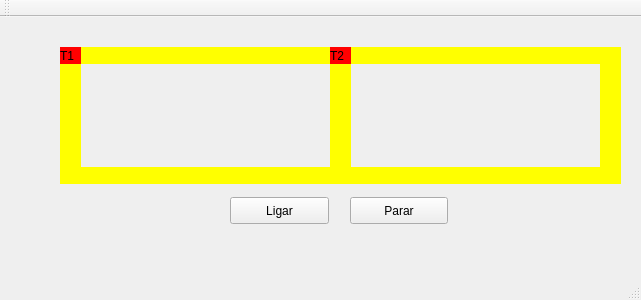
Qt form mainwindow.ui (rodrigogomesrc/projeto-trem-so) before a commit.
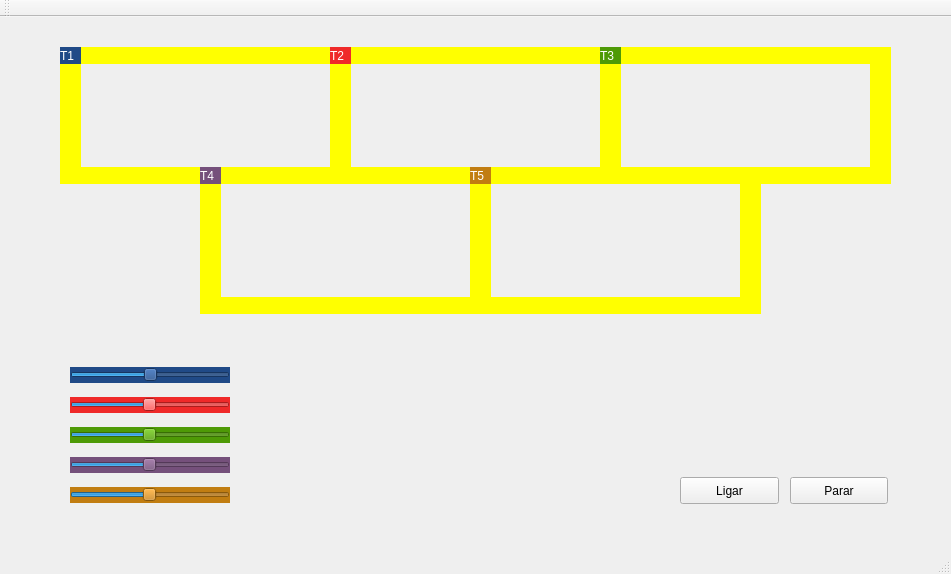
The same form after that commit.

Commit message: add todos trems e sistema de velocidade

The edit to the form file:
```diff
--- a/mainwindow.ui
+++ b/mainwindow.ui
@@ -6,12 +6,12 @@
    <rect>
     <x>0</x>
     <y>0</y>
-    <width>641</width>
-    <height>300</height>
+    <width>951</width>
+    <height>574</height>
    </rect>
   </property>
   <property name="windowTitle">
-   <string>MainWindow</string>
+   <string>Trilhos</string>
   </property>
   <widget class="QWidget" name="centralWidget">
    <widget class="QLabel" name="label_trem1">
@@ -23,8 +23,207 @@
       <height>17</height>
      </rect>
     </property>
+    <property name="palette">
+     <palette>
+      <active>
+       <colorrole role="WindowText">
+        <brush brushstyle="SolidPattern">
+         <color alpha="255">
+          <red>255</red>
+          <green>255</green>
+          <blue>255</blue>
+         </color>
+        </brush>
+       </colorrole>
+       <colorrole role="Button">
+        <brush brushstyle="SolidPattern">
+         <color alpha="255">
+          <red>32</red>
+          <green>74</green>
+          <blue>135</blue>
+         </color>
+        </brush>
+       </colorrole>
+       <colorrole role="Text">
+        <brush brushstyle="SolidPattern">
+         <color alpha="255">
+          <red>255</red>
+          <green>255</green>
+          <blue>255</blue>
+         </color>
+        </brush>
+       </colorrole>
+       <colorrole role="ButtonText">
+        <brush brushstyle="SolidPattern">
+         <color alpha="255">
+          <red>255</red>
+          <green>255</green>
+          <blue>255</blue>
+         </color>
+        </brush>
+       </colorrole>
+       <colorrole role="Base">
+        <brush brushstyle="SolidPattern">
+         <color alpha="255">
+          <red>32</red>
+          <green>74</green>
+          <blue>135</blue>
+         </color>
+        </brush>
+       </colorrole>
+       <colorrole role="Window">
+        <brush brushstyle="SolidPattern">
+         <color alpha="255">
+          <red>32</red>
+          <green>74</green>
+          <blue>135</blue>
+         </color>
+        </brush>
+       </colorrole>
+       <colorrole role="PlaceholderText">
+        <brush brushstyle="NoBrush">
+         <color alpha="128">
+          <red>0</red>
+          <green>0</green>
+          <blue>0</blue>
+         </color>
+        </brush>
+       </colorrole>
+      </active>
+      <inactive>
+       <colorrole role="WindowText">
+        <brush brushstyle="SolidPattern">
+         <color alpha="255">
+          <red>255</red>
+          <green>255</green>
+          <blue>255</blue>
+         </color>
+        </brush>
+       </colorrole>
+       <colorrole role="Button">
+        <brush brushstyle="SolidPattern">
+         <color alpha="255">
+          <red>32</red>
+          <green>74</green>
+          <blue>135</blue>
+         </color>
+        </brush>
+       </colorrole>
+       <colorrole role="Text">
+        <brush brushstyle="SolidPattern">
+         <color alpha="255">
+          <red>255</red>
+          <green>255</green>
+          <blue>255</blue>
+         </color>
+        </brush>
+       </colorrole>
+       <colorrole role="ButtonText">
+        <brush brushstyle="SolidPattern">
+         <color alpha="255">
+          <red>255</red>
+          <green>255</green>
+          <blue>255</blue>
+         </color>
+        </brush>
+       </colorrole>
+       <colorrole role="Base">
+        <brush brushstyle="SolidPattern">
+         <color alpha="255">
+          <red>32</red>
+          <green>74</green>
+          <blue>135</blue>
+         </color>
+        </brush>
+       </colorrole>
+       <colorrole role="Window">
+        <brush brushstyle="SolidPattern">
+         <color alpha="255">
+          <red>32</red>
+          <green>74</green>
+          <blue>135</blue>
+         </color>
+        </brush>
+       </colorrole>
+       <colorrole role="PlaceholderText">
+        <brush brushstyle="NoBrush">
+         <color alpha="128">
+          <red>255</red>
+          <green>255</green>
+          <blue>255</blue>
+         </color>
+        </brush>
+       </colorrole>
+      </inactive>
+      <disabled>
+       <colorrole role="WindowText">
+        <brush brushstyle="SolidPattern">
+         <color alpha="255">
+          <red>255</red>
+          <green>255</green>
+          <blue>255</blue>
+         </color>
+        </brush>
+       </colorrole>
+       <colorrole role="Button">
+        <brush brushstyle="SolidPattern">
+         <color alpha="255">
+          <red>32</red>
+          <green>74</green>
+          <blue>135</blue>
+         </color>
+        </brush>
+       </colorrole>
+       <colorrole role="Text">
+        <brush brushstyle="SolidPattern">
+         <color alpha="255">
+          <red>255</red>
+          <green>255</green>
+          <blue>255</blue>
+         </color>
+        </brush>
+       </colorrole>
+       <colorrole role="ButtonText">
+        <brush brushstyle="SolidPattern">
+         <color alpha="255">
+          <red>255</red>
+          <green>255</green>
+          <blue>255</blue>
+         </color>
+        </brush>
+       </colorrole>
+       <colorrole role="Base">
+        <brush brushstyle="SolidPattern">
+         <color alpha="255">
+          <red>32</red>
+          <green>74</green>
+          <blue>135</blue>
+         </color>
+        </brush>
+       </colorrole>
+       <colorrole role="Window">
+        <brush brushstyle="SolidPattern">
+         <color alpha="255">
+          <red>32</red>
+          <green>74</green>
+          <blue>135</blue>
+         </color>
+        </brush>
+       </colorrole>
+       <colorrole role="PlaceholderText">
+        <brush brushstyle="NoBrush">
+         <color alpha="128">
+          <red>0</red>
+          <green>0</green>
+          <blue>0</blue>
+         </color>
+        </brush>
+       </colorrole>
+      </disabled>
+     </palette>
+    </property>
     <property name="styleSheet">
-     <string notr="true">QLabel { background: red}</string>
+     <string notr="true">QLabel { background: rgb(32, 74, 135); color: white}</string>
     </property>
     <property name="text">
      <string>T1</string>
@@ -97,8 +296,8 @@
    <widget class="QPushButton" name="pushButton">
     <property name="geometry">
      <rect>
-      <x>230</x>
-      <y>180</y>
+      <x>680</x>
+      <y>460</y>
       <width>99</width>
       <height>27</height>
      </rect>
@@ -110,8 +309,8 @@
    <widget class="QPushButton" name="pushButton_2">
     <property name="geometry">
      <rect>
-      <x>350</x>
-      <y>180</y>
+      <x>790</x>
+      <y>460</y>
       <width>98</width>
       <height>27</height>
      </rect>
@@ -178,12 +377,295 @@
      </rect>
     </property>
     <property name="styleSheet">
-     <string notr="true">QLabel { background: red}</string>
+     <string notr="true">QLabel { background: rgb(239, 41, 41); color: white}</string>
     </property>
     <property name="text">
      <string>T2</string>
     </property>
    </widget>
+   <widget class="QLabel" name="label_trilho1_3">
+    <property name="geometry">
+     <rect>
+      <x>620</x>
+      <y>30</y>
+      <width>250</width>
+      <height>17</height>
+     </rect>
+    </property>
+    <property name="styleSheet">
+     <string notr="true">QLabel { background: yellow}</string>
+    </property>
+    <property name="text">
+     <string/>
+    </property>
+   </widget>
+   <widget class="QLabel" name="label_trilho4_3">
+    <property name="geometry">
+     <rect>
+      <x>870</x>
+      <y>30</y>
+      <width>21</width>
+      <height>137</height>
+     </rect>
+    </property>
+    <property name="styleSheet">
+     <string notr="true">QLabel { background: yellow}</string>
+    </property>
+    <property name="text">
+     <string/>
+    </property>
+   </widget>
+   <widget class="QLabel" name="label_trilho2_3">
+    <property name="geometry">
+     <rect>
+      <x>620</x>
+      <y>150</y>
+      <width>250</width>
+      <height>17</height>
+     </rect>
+    </property>
+    <property name="styleSheet">
+     <string notr="true">QLabel { background: yellow}</string>
+    </property>
+    <property name="text">
+     <string/>
+    </property>
+   </widget>
+   <widget class="QLabel" name="label_trem3">
+    <property name="geometry">
+     <rect>
+      <x>600</x>
+      <y>30</y>
+      <width>21</width>
+      <height>17</height>
+     </rect>
+    </property>
+    <property name="styleSheet">
+     <string notr="true">QLabel { background: rgb(78, 154, 6); color: white}</string>
+    </property>
+    <property name="text">
+     <string>T3</string>
+    </property>
+   </widget>
+   <widget class="QLabel" name="label_trilho2_4">
+    <property name="geometry">
+     <rect>
+      <x>220</x>
+      <y>280</y>
+      <width>250</width>
+      <height>17</height>
+     </rect>
+    </property>
+    <property name="styleSheet">
+     <string notr="true">QLabel { background: yellow}</string>
+    </property>
+    <property name="text">
+     <string/>
+    </property>
+   </widget>
+   <widget class="QLabel" name="label_trilho4_4">
+    <property name="geometry">
+     <rect>
+      <x>200</x>
+      <y>160</y>
+      <width>21</width>
+      <height>137</height>
+     </rect>
+    </property>
+    <property name="styleSheet">
+     <string notr="true">QLabel { background: yellow}</string>
+    </property>
+    <property name="text">
+     <string/>
+    </property>
+   </widget>
+   <widget class="QLabel" name="label_trilho4_5">
+    <property name="geometry">
+     <rect>
+      <x>470</x>
+      <y>160</y>
+      <width>21</width>
+      <height>137</height>
+     </rect>
+    </property>
+    <property name="styleSheet">
+     <string notr="true">QLabel { background: yellow}</string>
+    </property>
+    <property name="text">
+     <string/>
+    </property>
+   </widget>
+   <widget class="QLabel" name="label_trilho2_5">
+    <property name="geometry">
+     <rect>
+      <x>490</x>
+      <y>280</y>
+      <width>250</width>
+      <height>17</height>
+     </rect>
+    </property>
+    <property name="styleSheet">
+     <string notr="true">QLabel { background: yellow}</string>
+    </property>
+    <property name="text">
+     <string/>
+    </property>
+   </widget>
+   <widget class="QLabel" name="label_trilho4_6">
+    <property name="geometry">
+     <rect>
+      <x>740</x>
+      <y>160</y>
+      <width>21</width>
+      <height>137</height>
+     </rect>
+    </property>
+    <property name="styleSheet">
+     <string notr="true">QLabel { background: yellow}</string>
+    </property>
+    <property name="text">
+     <string/>
+    </property>
+   </widget>
+   <widget class="QLabel" name="label_trem4">
+    <property name="geometry">
+     <rect>
+      <x>200</x>
+      <y>150</y>
+      <width>21</width>
+      <height>17</height>
+     </rect>
+    </property>
+    <property name="styleSheet">
+     <string notr="true">QLabel { background: rgb(117, 80, 123); color: white}</string>
+    </property>
+    <property name="text">
+     <string>T4</string>
+    </property>
+   </widget>
+   <widget class="QLabel" name="label_trem5">
+    <property name="geometry">
+     <rect>
+      <x>470</x>
+      <y>150</y>
+      <width>21</width>
+      <height>17</height>
+     </rect>
+    </property>
+    <property name="styleSheet">
+     <string notr="true">QLabel { background: rgb(193, 125, 17); color: white}</string>
+    </property>
+    <property name="text">
+     <string>T5</string>
+    </property>
+   </widget>
+   <widget class="QSlider" name="horizontalSlider">
+    <property name="geometry">
+     <rect>
+      <x>70</x>
+      <y>350</y>
+      <width>160</width>
+      <height>16</height>
+     </rect>
+    </property>
+    <property name="autoFillBackground">
+     <bool>false</bool>
+    </property>
+    <property name="styleSheet">
+     <string notr="true">QSlider { background: rgb(32, 74, 135)}</string>
+    </property>
+    <property name="minimum">
+     <number>0</number>
+    </property>
+    <property name="maximum">
+     <number>99</number>
+    </property>
+    <property name="singleStep">
+     <number>49</number>
+    </property>
+    <property name="value">
+     <number>50</number>
+    </property>
+    <property name="orientation">
+     <enum>Qt::Horizontal</enum>
+    </property>
+   </widget>
+   <widget class="QSlider" name="horizontalSlider_2">
+    <property name="geometry">
+     <rect>
+      <x>70</x>
+      <y>380</y>
+      <width>160</width>
+      <height>16</height>
+     </rect>
+    </property>
+    <property name="styleSheet">
+     <string notr="true">QSlider { background: rgb(239, 41, 41)}</string>
+    </property>
+    <property name="value">
+     <number>49</number>
+    </property>
+    <property name="orientation">
+     <enum>Qt::Horizontal</enum>
+    </property>
+   </widget>
+   <widget class="QSlider" name="horizontalSlider_3">
+    <property name="geometry">
+     <rect>
+      <x>70</x>
+      <y>410</y>
+      <width>160</width>
+      <height>16</height>
+     </rect>
+    </property>
+    <property name="styleSheet">
+     <string notr="true">QSlider {background: rgb(78, 154, 6)}</string>
+    </property>
+    <property name="value">
+     <number>49</number>
+    </property>
+    <property name="orientation">
+     <enum>Qt::Horizontal</enum>
+    </property>
+   </widget>
+   <widget class="QSlider" name="horizontalSlider_4">
+    <property name="geometry">
+     <rect>
+      <x>70</x>
+      <y>440</y>
+      <width>160</width>
+      <height>16</height>
+     </rect>
+    </property>
+    <property name="styleSheet">
+     <string notr="true">QSlider {background: rgb(117, 80, 123)}</string>
+    </property>
+    <property name="value">
+     <number>49</number>
+    </property>
+    <property name="orientation">
+     <enum>Qt::Horizontal</enum>
+    </property>
+   </widget>
+   <widget class="QSlider" name="horizontalSlider_5">
+    <property name="geometry">
+     <rect>
+      <x>70</x>
+      <y>470</y>
+      <width>160</width>
+      <height>16</height>
+     </rect>
+    </property>
+    <property name="styleSheet">
+     <string notr="true">QSlider { background : rgb(193, 125, 17) }</string>
+    </property>
+    <property name="value">
+     <number>49</number>
+    </property>
+    <property name="orientation">
+     <enum>Qt::Horizontal</enum>
+    </property>
+   </widget>
    <zorder>label_trilho1</zorder>
    <zorder>label_trilho2</zorder>
    <zorder>label_trilho3</zorder>
@@ -195,13 +677,29 @@
    <zorder>label_trilho1_2</zorder>
    <zorder>label_trilho2_2</zorder>
    <zorder>label_trem2</zorder>
+   <zorder>label_trilho1_3</zorder>
+   <zorder>label_trilho4_3</zorder>
+   <zorder>label_trilho2_3</zorder>
+   <zorder>label_trem3</zorder>
+   <zorder>label_trilho2_4</zorder>
+   <zorder>label_trilho4_4</zorder>
+   <zorder>label_trilho4_5</zorder>
+   <zorder>label_trilho2_5</zorder>
+   <zorder>label_trilho4_6</zorder>
+   <zorder>label_trem4</zorder>
+   <zorder>label_trem5</zorder>
+   <zorder>horizontalSlider</zorder>
+   <zorder>horizontalSlider_2</zorder>
+   <zorder>horizontalSlider_3</zorder>
+   <zorder>horizontalSlider_4</zorder>
+   <zorder>horizontalSlider_5</zorder>
   </widget>
   <widget class="QMenuBar" name="menuBar">
    <property name="geometry">
     <rect>
      <x>0</x>
      <y>0</y>
-     <width>641</width>
+     <width>951</width>
      <height>22</height>
     </rect>
    </property>
```
The commit also changes 4 other files.
